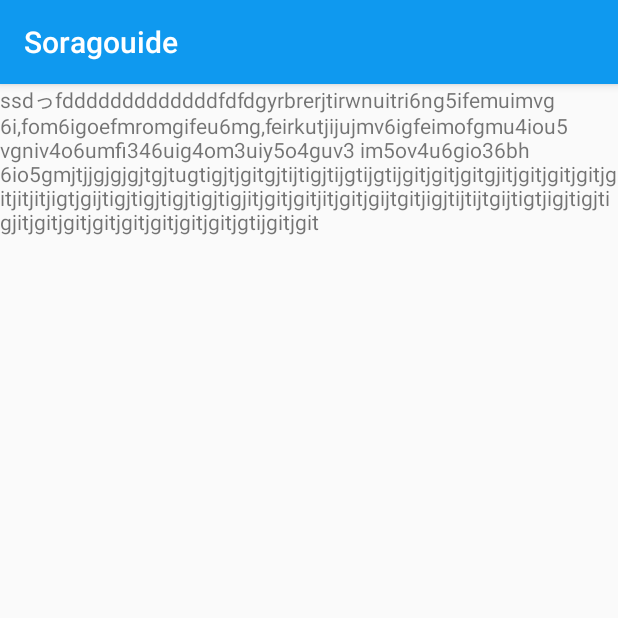
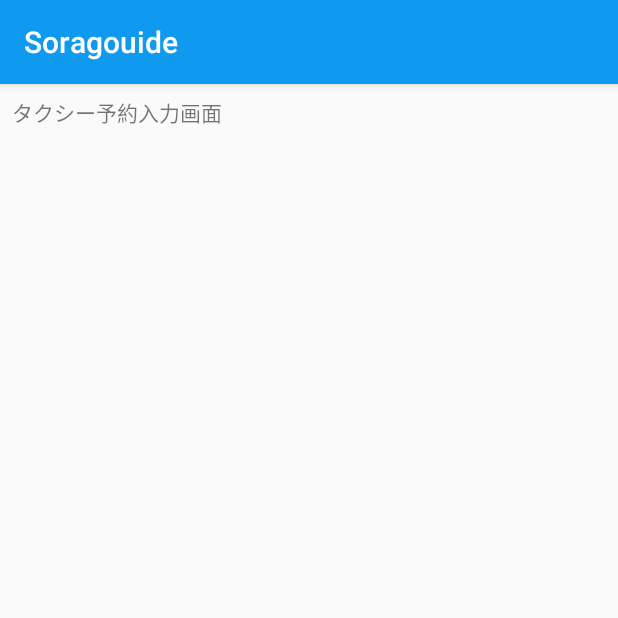
Before and after one commit to Takahiro-matsuno/sora-guide2, an Android app: the screen it shows after launch (AirportGuideActivity before the commit, TaxiReservationActivity after it), after a tap on "タクシー予約", on a phone screen of 412 x 824 dp, the top half of it. Run offline under Robolectric (Android 15) with nearby library versions, the phone set to English and light mode, and no system bars; 2 other taps on this screen came first.

Commit message:
[add]TaxiReservationActivityを作成 TopMenuActivityからの遷移処理を変更。

```diff
--- a/app/src/main/AndroidManifest.xml
+++ b/app/src/main/AndroidManifest.xml
@@ -25,6 +25,8 @@
         </activity>
         <activity android:name=".AirportGuideActivity">
         </activity>
+        <activity android:name=".TaxiReservationActivity">
+        </activity>
     </application>
 
 </manifest>
--- /dev/null
+++ b/app/src/main/java/com/jalinfotec/kankoannai/TaxiReservationActivity.kt
@@ -0,0 +1,12 @@
+package com.jalinfotec.kankoannai
+
+import android.support.v7.app.AppCompatActivity
+import android.os.Bundle
+
+class TaxiReservationActivity : AppCompatActivity() {
+
+    override fun onCreate(savedInstanceState: Bundle?) {
+        super.onCreate(savedInstanceState)
+        setContentView(R.layout.activity_taxi_reservation)
+    }
+}
--- a/app/src/main/java/com/jalinfotec/kankoannai/TopMenuActivity.kt
+++ b/app/src/main/java/com/jalinfotec/kankoannai/TopMenuActivity.kt
@@ -5,6 +5,7 @@ import android.support.v7.app.AppCompatActivity
 import android.os.Bundle
 import android.support.v7.app.AlertDialog
 import android.widget.Button
+import kotlinx.android.synthetic.main.activity_top_menu.*
 import org.jetbrains.anko.startActivity
 
 class TopMenuActivity : AppCompatActivity() {
@@ -28,10 +29,10 @@ class TopMenuActivity : AppCompatActivity() {
         }
 
         //タクシー予約画面へ遷移
-        val toTaxyButton = findViewById<Button>(R.id.taxi)
-        toTaxyButton.setOnClickListener{
+        val toTaxiButton = findViewById<Button>(R.id.taxi)
+        toTaxiButton.setOnClickListener{
 
-            startActivity<AirportGuideActivity>()
+            startActivity<TaxiReservationActivity>()
         }
 
         //観光案内画面へ遷移
--- /dev/null
+++ b/app/src/main/res/layout/activity_taxi_reservation.xml
@@ -0,0 +1,16 @@
+<?xml version="1.0" encoding="utf-8"?>
+<android.support.constraint.ConstraintLayout
+        xmlns:android="http://schemas.android.com/apk/res/android"
+        xmlns:tools="http://schemas.android.com/tools"
+        xmlns:app="http://schemas.android.com/apk/res-auto"
+        android:layout_width="match_parent"
+        android:layout_height="match_parent"
+        tools:context=".TaxiReservationActivity">
+
+    <TextView
+            android:layout_width="wrap_content"
+            android:layout_height="wrap_content"
+            android:id="@+id/textView2" android:layout_marginTop="8dp"
+            app:layout_constraintTop_toTopOf="parent" app:layout_constraintStart_toStartOf="parent"
+            android:layout_marginStart="8dp" android:text="タクシー予約入力画面"/>
+</android.support.constraint.ConstraintLayout>
```
